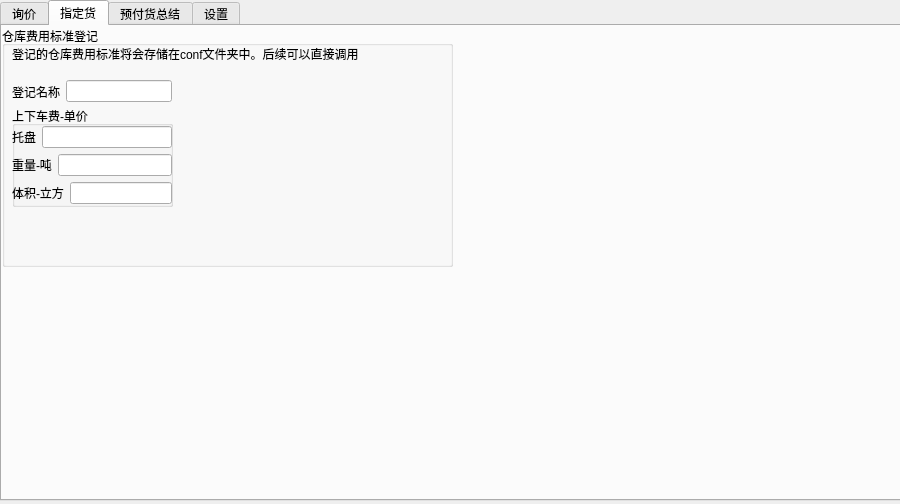
jerryliang122-vast/working-CIF-service, file Ui/untitled.ui: the form before one commit.
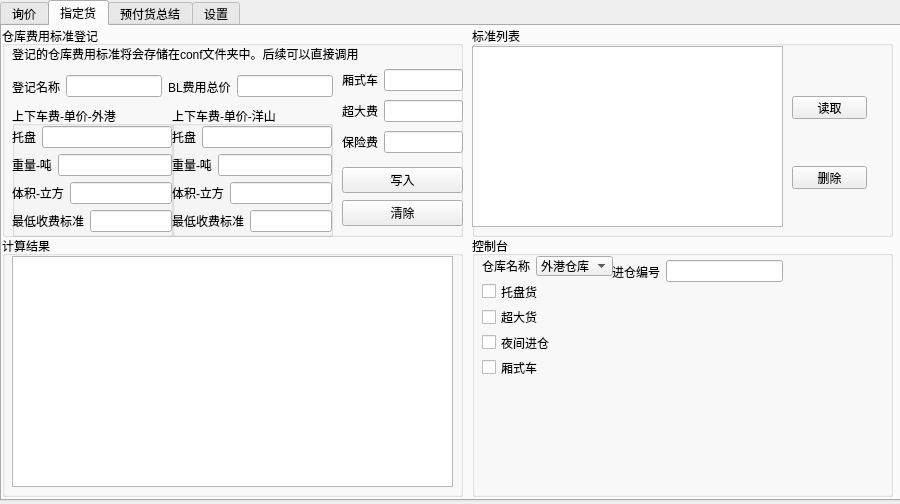
The form after the commit. The open tabs and pages were chosen to show the change.

Commit message: "修改了UI界面，调整了组件大小和位置，添加了新的输入框、按钮和选项，以实现更多的功能。"

The edit to the form file:
```diff
--- a/Ui/untitled.ui
+++ b/Ui/untitled.ui
@@ -860,8 +860,8 @@
       <rect>
        <x>0</x>
        <y>0</y>
-       <width>451</width>
-       <height>241</height>
+       <width>461</width>
+       <height>211</height>
       </rect>
      </property>
      <property name="title">
@@ -880,39 +880,17 @@
        <string>登记的仓库费用标准将会存储在conf文件夹中。后续可以直接调用</string>
       </property>
      </widget>
-     <widget class="QWidget" name="horizontalLayoutWidget_16">
-      <property name="geometry">
-       <rect>
-        <x>10</x>
-        <y>50</y>
-        <width>160</width>
-        <height>31</height>
-       </rect>
-      </property>
-      <layout class="QHBoxLayout" name="horizontalLayout_19">
-       <item>
-        <widget class="QLabel" name="label_19">
-         <property name="text">
-          <string>登记名称</string>
-         </property>
-        </widget>
-       </item>
-       <item>
-        <widget class="QLineEdit" name="lineEdit_3"/>
-       </item>
-      </layout>
-     </widget>
      <widget class="QGroupBox" name="groupBox_10">
       <property name="geometry">
        <rect>
         <x>10</x>
         <y>80</y>
         <width>161</width>
-        <height>101</height>
+        <height>131</height>
        </rect>
       </property>
       <property name="title">
-       <string>上下车费-单价</string>
+       <string>上下车费-单价-外港</string>
       </property>
       <widget class="QWidget" name="verticalLayoutWidget">
        <property name="geometry">
@@ -920,7 +898,7 @@
          <x>0</x>
          <y>20</y>
          <width>160</width>
-         <height>80</height>
+         <height>108</height>
         </rect>
        </property>
        <layout class="QVBoxLayout" name="verticalLayout">
@@ -966,8 +944,401 @@
           </item>
          </layout>
         </item>
+        <item>
+         <layout class="QHBoxLayout" name="horizontalLayout_23">
+          <item>
+           <widget class="QLabel" name="label_23">
+            <property name="text">
+             <string>最低收费标准</string>
+            </property>
+           </widget>
+          </item>
+          <item>
+           <widget class="QLineEdit" name="lineEdit_7"/>
+          </item>
+         </layout>
+        </item>
        </layout>
       </widget>
+     </widget>
+     <widget class="QGroupBox" name="groupBox_11">
+      <property name="geometry">
+       <rect>
+        <x>170</x>
+        <y>80</y>
+        <width>161</width>
+        <height>131</height>
+       </rect>
+      </property>
+      <property name="title">
+       <string>上下车费-单价-洋山</string>
+      </property>
+      <widget class="QWidget" name="verticalLayoutWidget_2">
+       <property name="geometry">
+        <rect>
+         <x>0</x>
+         <y>20</y>
+         <width>160</width>
+         <height>108</height>
+        </rect>
+       </property>
+       <layout class="QVBoxLayout" name="verticalLayout_2">
+        <item>
+         <layout class="QHBoxLayout" name="horizontalLayout_24">
+          <item>
+           <widget class="QLabel" name="label_24">
+            <property name="text">
+             <string>托盘</string>
+            </property>
+           </widget>
+          </item>
+          <item>
+           <widget class="QLineEdit" name="lineEdit_8"/>
+          </item>
+         </layout>
+        </item>
+        <item>
+         <layout class="QHBoxLayout" name="horizontalLayout_25">
+          <item>
+           <widget class="QLabel" name="label_25">
+            <property name="text">
+             <string>重量-吨</string>
+            </property>
+           </widget>
+          </item>
+          <item>
+           <widget class="QLineEdit" name="lineEdit_9"/>
+          </item>
+         </layout>
+        </item>
+        <item>
+         <layout class="QHBoxLayout" name="horizontalLayout_26">
+          <item>
+           <widget class="QLabel" name="label_26">
+            <property name="text">
+             <string>体积-立方</string>
+            </property>
+           </widget>
+          </item>
+          <item>
+           <widget class="QLineEdit" name="lineEdit_10"/>
+          </item>
+         </layout>
+        </item>
+        <item>
+         <layout class="QHBoxLayout" name="horizontalLayout_27">
+          <item>
+           <widget class="QLabel" name="label_27">
+            <property name="text">
+             <string>最低收费标准</string>
+            </property>
+           </widget>
+          </item>
+          <item>
+           <widget class="QLineEdit" name="lineEdit_11"/>
+          </item>
+         </layout>
+        </item>
+       </layout>
+      </widget>
+     </widget>
+     <widget class="QWidget" name="horizontalLayoutWidget_22">
+      <property name="geometry">
+       <rect>
+        <x>10</x>
+        <y>40</y>
+        <width>321</width>
+        <height>41</height>
+       </rect>
+      </property>
+      <layout class="QHBoxLayout" name="horizontalLayout_31">
+       <item>
+        <layout class="QHBoxLayout" name="horizontalLayout_19">
+         <item>
+          <widget class="QLabel" name="label_19">
+           <property name="text">
+            <string>登记名称</string>
+           </property>
+          </widget>
+         </item>
+         <item>
+          <widget class="QLineEdit" name="lineEdit_3"/>
+         </item>
+        </layout>
+       </item>
+       <item>
+        <layout class="QHBoxLayout" name="horizontalLayout_28">
+         <item>
+          <widget class="QLabel" name="label_28">
+           <property name="text">
+            <string>BL费用总价</string>
+           </property>
+          </widget>
+         </item>
+         <item>
+          <widget class="QLineEdit" name="lineEdit_12"/>
+         </item>
+        </layout>
+       </item>
+      </layout>
+     </widget>
+     <widget class="QWidget" name="verticalLayoutWidget_3">
+      <property name="geometry">
+       <rect>
+        <x>340</x>
+        <y>140</y>
+        <width>121</width>
+        <height>61</height>
+       </rect>
+      </property>
+      <layout class="QVBoxLayout" name="verticalLayout_3">
+       <item>
+        <widget class="QPushButton" name="pushButton_2">
+         <property name="text">
+          <string>写入</string>
+         </property>
+        </widget>
+       </item>
+       <item>
+        <widget class="QPushButton" name="pushButton_3">
+         <property name="text">
+          <string>清除</string>
+         </property>
+        </widget>
+       </item>
+      </layout>
+     </widget>
+     <widget class="QWidget" name="verticalLayoutWidget_5">
+      <property name="geometry">
+       <rect>
+        <x>340</x>
+        <y>40</y>
+        <width>121</width>
+        <height>91</height>
+       </rect>
+      </property>
+      <layout class="QVBoxLayout" name="verticalLayout_5">
+       <item>
+        <layout class="QHBoxLayout" name="horizontalLayout_29">
+         <item>
+          <widget class="QLabel" name="label_29">
+           <property name="text">
+            <string>厢式车</string>
+           </property>
+          </widget>
+         </item>
+         <item>
+          <widget class="QLineEdit" name="lineEdit_13"/>
+         </item>
+        </layout>
+       </item>
+       <item>
+        <layout class="QHBoxLayout" name="horizontalLayout_30">
+         <item>
+          <widget class="QLabel" name="label_30">
+           <property name="text">
+            <string>超大费</string>
+           </property>
+          </widget>
+         </item>
+         <item>
+          <widget class="QLineEdit" name="lineEdit_14"/>
+         </item>
+        </layout>
+       </item>
+       <item>
+        <layout class="QHBoxLayout" name="horizontalLayout_34">
+         <item>
+          <widget class="QLabel" name="label_33">
+           <property name="text">
+            <string>保险费</string>
+           </property>
+          </widget>
+         </item>
+         <item>
+          <widget class="QLineEdit" name="lineEdit_16"/>
+         </item>
+        </layout>
+       </item>
+      </layout>
+     </widget>
+    </widget>
+    <widget class="QGroupBox" name="groupBox_12">
+     <property name="geometry">
+      <rect>
+       <x>470</x>
+       <y>0</y>
+       <width>421</width>
+       <height>211</height>
+      </rect>
+     </property>
+     <property name="title">
+      <string>标准列表</string>
+     </property>
+     <widget class="QListView" name="listView">
+      <property name="geometry">
+       <rect>
+        <x>0</x>
+        <y>20</y>
+        <width>311</width>
+        <height>181</height>
+       </rect>
+      </property>
+     </widget>
+     <widget class="QPushButton" name="pushButton_4">
+      <property name="geometry">
+       <rect>
+        <x>320</x>
+        <y>70</y>
+        <width>75</width>
+        <height>23</height>
+       </rect>
+      </property>
+      <property name="text">
+       <string>读取</string>
+      </property>
+     </widget>
+     <widget class="QPushButton" name="pushButton_5">
+      <property name="geometry">
+       <rect>
+        <x>320</x>
+        <y>140</y>
+        <width>75</width>
+        <height>23</height>
+       </rect>
+      </property>
+      <property name="text">
+       <string>删除</string>
+      </property>
+     </widget>
+    </widget>
+    <widget class="QGroupBox" name="groupBox_13">
+     <property name="geometry">
+      <rect>
+       <x>0</x>
+       <y>210</y>
+       <width>461</width>
+       <height>261</height>
+      </rect>
+     </property>
+     <property name="title">
+      <string>计算结果</string>
+     </property>
+     <widget class="QTextEdit" name="textEdit">
+      <property name="geometry">
+       <rect>
+        <x>10</x>
+        <y>20</y>
+        <width>441</width>
+        <height>231</height>
+       </rect>
+      </property>
+     </widget>
+    </widget>
+    <widget class="QGroupBox" name="groupBox_14">
+     <property name="geometry">
+      <rect>
+       <x>470</x>
+       <y>210</y>
+       <width>421</width>
+       <height>261</height>
+      </rect>
+     </property>
+     <property name="title">
+      <string>控制台</string>
+     </property>
+     <widget class="QWidget" name="verticalLayoutWidget_4">
+      <property name="geometry">
+       <rect>
+        <x>10</x>
+        <y>20</y>
+        <width>131</width>
+        <height>121</height>
+       </rect>
+      </property>
+      <layout class="QVBoxLayout" name="verticalLayout_4">
+       <item>
+        <layout class="QHBoxLayout" name="horizontalLayout_32">
+         <item>
+          <widget class="QLabel" name="label_31">
+           <property name="text">
+            <string>仓库名称</string>
+           </property>
+          </widget>
+         </item>
+         <item>
+          <widget class="QComboBox" name="comboBox">
+           <property name="sizePolicy">
+            <sizepolicy hsizetype="Preferred" vsizetype="Fixed">
+             <horstretch>3</horstretch>
+             <verstretch>0</verstretch>
+            </sizepolicy>
+           </property>
+           <item>
+            <property name="text">
+             <string>外港仓库</string>
+            </property>
+           </item>
+           <item>
+            <property name="text">
+             <string>洋山仓库</string>
+            </property>
+           </item>
+          </widget>
+         </item>
+        </layout>
+       </item>
+       <item>
+        <widget class="QCheckBox" name="checkBox_4">
+         <property name="text">
+          <string>托盘货</string>
+         </property>
+        </widget>
+       </item>
+       <item>
+        <widget class="QCheckBox" name="checkBox">
+         <property name="text">
+          <string>超大货</string>
+         </property>
+        </widget>
+       </item>
+       <item>
+        <widget class="QCheckBox" name="checkBox_2">
+         <property name="text">
+          <string>夜间进仓</string>
+         </property>
+        </widget>
+       </item>
+       <item>
+        <widget class="QCheckBox" name="checkBox_3">
+         <property name="text">
+          <string>厢式车</string>
+         </property>
+        </widget>
+       </item>
+      </layout>
+     </widget>
+     <widget class="QWidget" name="horizontalLayoutWidget_24">
+      <property name="geometry">
+       <rect>
+        <x>140</x>
+        <y>20</y>
+        <width>171</width>
+        <height>31</height>
+       </rect>
+      </property>
+      <layout class="QHBoxLayout" name="horizontalLayout_33">
+       <item>
+        <widget class="QLabel" name="label_32">
+         <property name="text">
+          <string>进仓编号</string>
+         </property>
+        </widget>
+       </item>
+       <item>
+        <widget class="QLineEdit" name="lineEdit_15"/>
+       </item>
+      </layout>
      </widget>
     </widget>
    </widget>
```
